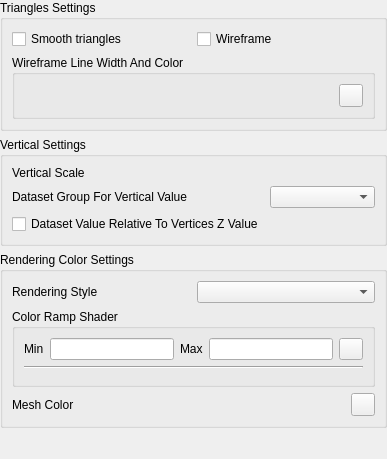
Before: the Qt Designer form src/ui/3d/qgsmesh3dpropswidget.ui in qgis/QGIS, drawn with Qt 5.
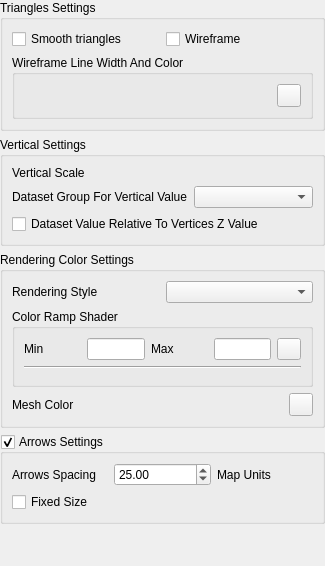
After: the same form once the commit is applied. Icons and pictures are not drawn. Custom widgets are drawn as their Qt base class.

Commit message: arrows for 3D mesh layer dataset rendering

```diff
--- a/src/ui/3d/qgsmesh3dpropswidget.ui
+++ b/src/ui/3d/qgsmesh3dpropswidget.ui
@@ -6,8 +6,8 @@
    <rect>
     <x>0</x>
     <y>0</y>
-    <width>387</width>
-    <height>459</height>
+    <width>325</width>
+    <height>566</height>
    </rect>
   </property>
   <property name="windowTitle">
@@ -32,14 +32,34 @@
       <string>Triangles Settings</string>
      </property>
      <layout class="QGridLayout" name="gridLayout_3">
+      <item row="0" column="0">
+       <widget class="QCheckBox" name="mChkSmoothTriangles">
+        <property name="text">
+         <string>Smooth triangles</string>
+        </property>
+       </widget>
+      </item>
+      <item row="0" column="1">
+       <widget class="QCheckBox" name="mChkWireframe">
+        <property name="text">
+         <string>Wireframe</string>
+        </property>
+       </widget>
+      </item>
       <item row="1" column="0" colspan="2">
        <widget class="QGroupBox" name="mGroupBoxWireframe">
         <property name="title">
          <string>Wireframe Line Width And Color</string>
         </property>
-        <layout class="QHBoxLayout" name="horizontalLayout">
+        <layout class="QHBoxLayout" name="horizontalLayout" stretch="0,1">
          <item>
           <widget class="QgsDoubleSpinBox" name="mSpinBoxWireframeLineWidth" native="true">
+           <property name="sizePolicy">
+            <sizepolicy hsizetype="Ignored" vsizetype="Preferred">
+             <horstretch>0</horstretch>
+             <verstretch>0</verstretch>
+            </sizepolicy>
+           </property>
            <property name="suffix" stdset="0">
             <string> px</string>
            </property>
@@ -54,20 +74,6 @@
         </layout>
        </widget>
       </item>
-      <item row="0" column="1">
-       <widget class="QCheckBox" name="mChkWireframe">
-        <property name="text">
-         <string>Wireframe</string>
-        </property>
-       </widget>
-      </item>
-      <item row="0" column="0">
-       <widget class="QCheckBox" name="mChkSmoothTriangles">
-        <property name="text">
-         <string>Smooth triangles</string>
-        </property>
-       </widget>
-      </item>
      </layout>
     </widget>
    </item>
@@ -86,6 +92,12 @@
       </item>
       <item row="0" column="1">
        <widget class="QgsDoubleSpinBox" name="mSpinBoxVerticaleScale" native="true">
+        <property name="sizePolicy">
+         <sizepolicy hsizetype="Ignored" vsizetype="Preferred">
+          <horstretch>0</horstretch>
+          <verstretch>0</verstretch>
+         </sizepolicy>
+        </property>
         <property name="maximum" stdset="0">
          <double>9999999.990000000223517</double>
         </property>
@@ -102,10 +114,29 @@
        </widget>
       </item>
       <item row="1" column="1">
-       <widget class="QComboBox" name="mComboBoxDatasetVertical"/>
+       <widget class="QComboBox" name="mComboBoxDatasetVertical">
+        <property name="sizePolicy">
+         <sizepolicy hsizetype="Ignored" vsizetype="Fixed">
+          <horstretch>0</horstretch>
+          <verstretch>0</verstretch>
+         </sizepolicy>
+        </property>
+       </widget>
       </item>
-      <item row="2" column="0">
+      <item row="2" column="0" colspan="2">
        <widget class="QCheckBox" name="mCheckBoxVerticalMagnitudeRelative">
+        <property name="sizePolicy">
+         <sizepolicy hsizetype="Ignored" vsizetype="Fixed">
+          <horstretch>0</horstretch>
+          <verstretch>0</verstretch>
+         </sizepolicy>
+        </property>
+        <property name="minimumSize">
+         <size>
+          <width>100</width>
+          <height>0</height>
+         </size>
+        </property>
         <property name="text">
          <string>Dataset Value Relative To Vertices Z Value</string>
         </property>
@@ -120,6 +151,48 @@
       <string>Rendering Color Settings</string>
      </property>
      <layout class="QGridLayout" name="gridLayout_6">
+      <item row="0" column="1">
+       <widget class="QComboBox" name="mComboBoxTextureType">
+        <property name="sizePolicy">
+         <sizepolicy hsizetype="Ignored" vsizetype="Fixed">
+          <horstretch>0</horstretch>
+          <verstretch>0</verstretch>
+         </sizepolicy>
+        </property>
+       </widget>
+      </item>
+      <item row="2" column="0" colspan="2">
+       <widget class="QWidget" name="mMeshSingleColorWidget" native="true">
+        <layout class="QHBoxLayout" name="horizontalLayout_3">
+         <property name="leftMargin">
+          <number>0</number>
+         </property>
+         <property name="topMargin">
+          <number>0</number>
+         </property>
+         <property name="rightMargin">
+          <number>0</number>
+         </property>
+         <property name="bottomMargin">
+          <number>0</number>
+         </property>
+         <item>
+          <widget class="QLabel" name="label_6">
+           <property name="text">
+            <string>Mesh Color</string>
+           </property>
+          </widget>
+         </item>
+         <item>
+          <widget class="QgsColorButton" name="mMeshSingleColorButton">
+           <property name="text">
+            <string/>
+           </property>
+          </widget>
+         </item>
+        </layout>
+       </widget>
+      </item>
       <item row="0" column="0">
        <widget class="QLabel" name="label_5">
         <property name="text">
@@ -127,9 +200,6 @@
         </property>
        </widget>
       </item>
-      <item row="0" column="1">
-       <widget class="QComboBox" name="mComboBoxTextureType"/>
-      </item>
       <item row="1" column="0" colspan="2">
        <widget class="QGroupBox" name="mGroupBoxColorRampShader">
         <property name="title">
@@ -156,7 +226,14 @@
           </widget>
          </item>
          <item row="0" column="1">
-          <widget class="QLineEdit" name="mColorRampShaderMinEdit"/>
+          <widget class="QLineEdit" name="mColorRampShaderMinEdit">
+           <property name="sizePolicy">
+            <sizepolicy hsizetype="Ignored" vsizetype="Fixed">
+             <horstretch>0</horstretch>
+             <verstretch>0</verstretch>
+            </sizepolicy>
+           </property>
+          </widget>
          </item>
          <item row="0" column="0">
           <widget class="QLabel" name="label_2">
@@ -200,46 +277,73 @@
           </widget>
          </item>
          <item row="0" column="3">
-          <widget class="QLineEdit" name="mColorRampShaderMaxEdit"/>
-         </item>
-        </layout>
-       </widget>
-      </item>
-      <item row="2" column="0" colspan="2">
-       <widget class="QWidget" name="mMeshSingleColorWidget" native="true">
-        <layout class="QHBoxLayout" name="horizontalLayout_3">
-         <property name="leftMargin">
-          <number>0</number>
-         </property>
-         <property name="topMargin">
-          <number>0</number>
-         </property>
-         <property name="rightMargin">
-          <number>0</number>
-         </property>
-         <property name="bottomMargin">
-          <number>0</number>
-         </property>
-         <item>
-          <widget class="QLabel" name="label_6">
-           <property name="text">
-            <string>Mesh Color</string>
+          <widget class="QLineEdit" name="mColorRampShaderMaxEdit">
+           <property name="sizePolicy">
+            <sizepolicy hsizetype="Ignored" vsizetype="Fixed">
+             <horstretch>0</horstretch>
+             <verstretch>0</verstretch>
+            </sizepolicy>
            </property>
           </widget>
          </item>
-         <item>
-          <widget class="QgsColorButton" name="mMeshSingleColorButton">
-           <property name="text">
-            <string/>
-           </property>
-          </widget>
-         </item>
         </layout>
        </widget>
       </item>
      </layout>
     </widget>
    </item>
+   <item>
+    <widget class="QgsCollapsibleGroupBox" name="mGroupBoxArrowsSettings">
+     <property name="title">
+      <string>Arrows Settings</string>
+     </property>
+     <property name="checkable">
+      <bool>true</bool>
+     </property>
+     <layout class="QGridLayout" name="gridLayout">
+      <item row="0" column="2">
+       <widget class="QLabel" name="label_8">
+        <property name="text">
+         <string>Map Units</string>
+        </property>
+       </widget>
+      </item>
+      <item row="0" column="1">
+       <widget class="QDoubleSpinBox" name="mArrowsSpacingSpinBox">
+        <property name="sizePolicy">
+         <sizepolicy hsizetype="Ignored" vsizetype="Fixed">
+          <horstretch>0</horstretch>
+          <verstretch>0</verstretch>
+         </sizepolicy>
+        </property>
+        <property name="minimum">
+         <double>1.000000000000000</double>
+        </property>
+        <property name="maximum">
+         <double>100000000000000000.000000000000000</double>
+        </property>
+        <property name="value">
+         <double>25.000000000000000</double>
+        </property>
+       </widget>
+      </item>
+      <item row="0" column="0">
+       <widget class="QLabel" name="label_3">
+        <property name="text">
+         <string>Arrows Spacing</string>
+        </property>
+       </widget>
+      </item>
+      <item row="2" column="0">
+       <widget class="QCheckBox" name="mArrowsFixedSizeCheckBox">
+        <property name="text">
+         <string>Fixed Size</string>
+        </property>
+       </widget>
+      </item>
+     </layout>
+    </widget>
+   </item>
    <item>
     <spacer name="verticalSpacer">
      <property name="orientation">
```
The commit also changes 22 other files.
